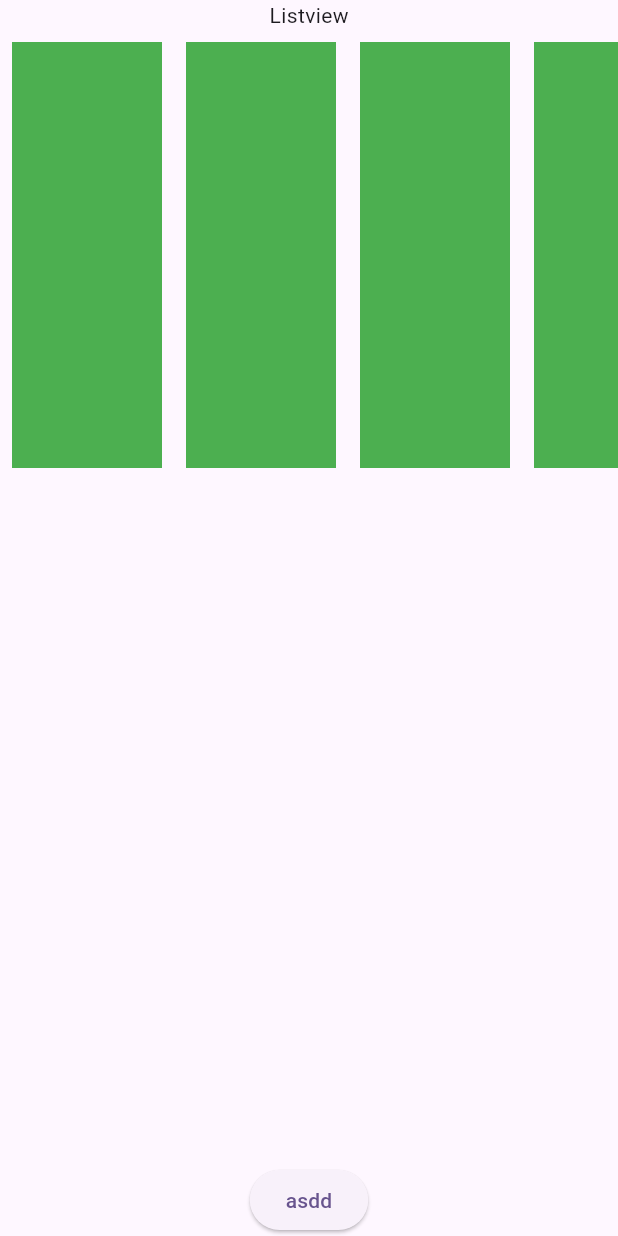
After one commit to jagadeeshkoppaka/ajay_first_class, a Flutter app: the screen it shows after launch, on a phone screen of 412 x 824 dp. The commit adds this screen. Run offline on Flutter 3.47's test engine with Material 2 defaults, Android fonts, the phone set to English and light mode, and no system bars.

Commit message:
List view

```diff
--- /dev/null
+++ b/lib/Listview.dart
@@ -0,0 +1,44 @@
+import 'package:flutter/material.dart';
+
+class ListViewScreen extends StatefulWidget {
+  const ListViewScreen({super.key});
+
+  @override
+  State<ListViewScreen> createState() => _ListViewScreenState();
+}
+
+class _ListViewScreenState extends State<ListViewScreen> {
+  List arrayOfStrings = ["Ajay", "Jack", "Vinay", "Ajay"];
+  @override
+  Widget build(BuildContext context) {
+    return Scaffold(
+        body: SafeArea(
+      child: Column(
+        children: [
+          Center(
+            child: Text("Listview"),
+          ),
+          Container(
+            height: 300,
+            child: ListView.builder(
+                shrinkWrap: true,
+                itemCount: 5,
+                scrollDirection: Axis.horizontal,
+                itemBuilder: (context, index) {
+                  return Padding(
+                    padding: const EdgeInsets.all(8.0),
+                    child: Container(
+                      height: 200,
+                      width: 100,
+                      color: Colors.green,
+                    ),
+                  );
+                }),
+          ),
+          Spacer(),
+          ElevatedButton(onPressed: () {}, child: Text("asdd")),
+        ],
+      ),
+    ));
+  }
+}
--- a/lib/main.dart
+++ b/lib/main.dart
@@ -1,8 +1,8 @@
 import 'package:flutter/material.dart';
 import 'package:onlineflutterclass/ThirdVC.dart';
 
+import 'Listview.dart';
 import 'SecondVc.dart';
-
 
 void main() {
   runApp(const MyApp());
@@ -21,7 +21,7 @@ class MyApp extends StatelessWidget {
         colorScheme: ColorScheme.fromSeed(seedColor: Colors.deepPurple),
         useMaterial3: true,
       ),
-      home: SecondVC(),
+      home: ListViewScreen(),
     );
   }
 }
```
Also changed, not shown: lib/SecondVc.dart (+13 -2 lines), lib/ThirdVC.dart (+9 -1 lines).
